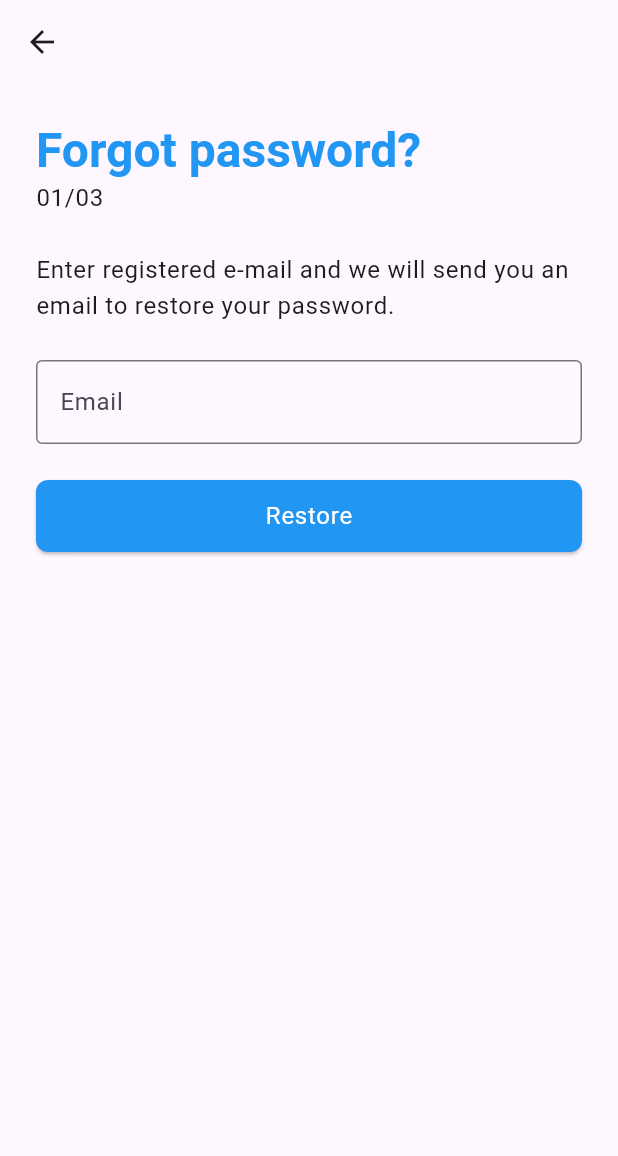
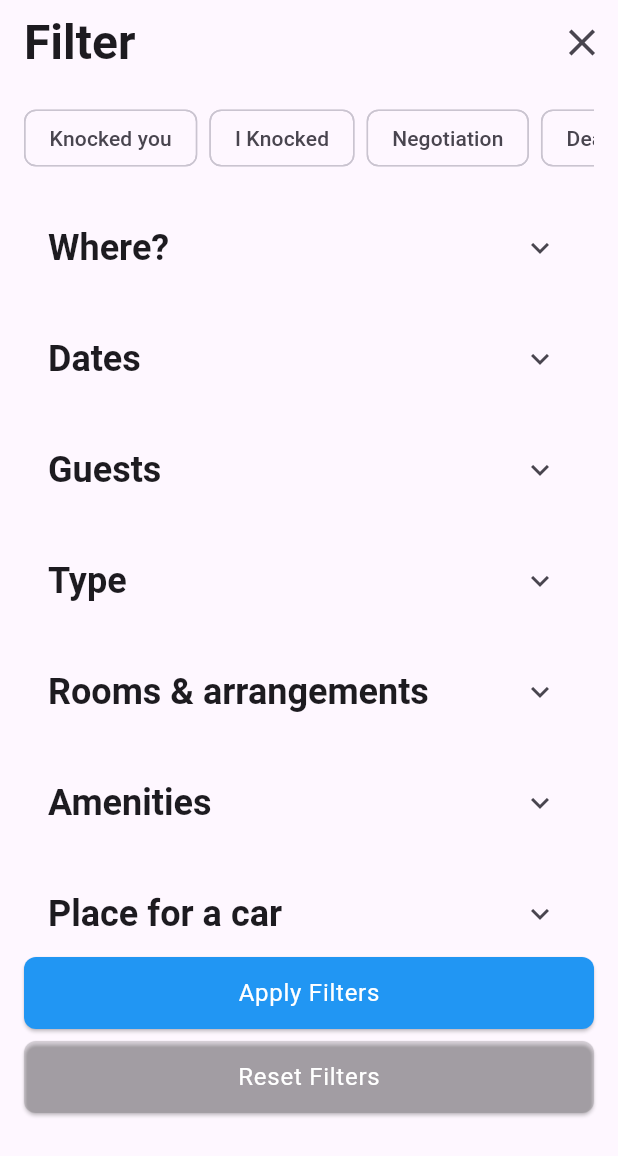
Before and after one commit to BekhruzMakhmudov/figma, a Flutter app: the screen it shows after launch, on a phone screen of 412 x 824 dp. Shown: the top 1156 px of the screen. Run offline on Flutter 3.47's test engine with Material 3 defaults, Android fonts, the phone set to English and light mode, and no system bars; our stand-ins replace table_calendar.

Commit message:
Added new filter_screen and range_number widget

```diff
--- a/lib/main.dart
+++ b/lib/main.dart
@@ -1,4 +1,4 @@
-import 'package:figma/screen/forgot_password/forgot_password_screen.dart';
+import 'package:figma/screen/filter_screen.dart';
 import 'package:flutter/material.dart';
 
 void main() {
@@ -13,7 +13,7 @@ class MyApp extends StatelessWidget {
     return MaterialApp(
       theme: ThemeData.light(),
       darkTheme: ThemeData.dark(),
-      home: ForgotPasswordScreen(),
+      home: FilterScreen(),
     );
   }
 }
--- /dev/null
+++ b/lib/screen/filter_screen.dart
@@ -0,0 +1,288 @@
+import 'package:figma/widget/checkbox.dart';
+import 'package:figma/widget/form_button.dart';
+import 'package:figma/widget/range_number.dart';
+import 'package:flutter/material.dart';
+import 'package:table_calendar/table_calendar.dart';
+
+class FilterScreen extends StatefulWidget {
+  const FilterScreen({super.key});
+
+  @override
+  State<FilterScreen> createState() => _FilterScreenState();
+}
+
+class _FilterScreenState extends State<FilterScreen> {
+  bool isFlexible = false;
+  DateTime focusedDay = DateTime.now();
+  DateTime? selectedDay;
+  bool isVillaSelected = false;
+  bool isApartmentSelected = false;
+
+  final List<String> statusFilters = [
+    'Knocked you',
+    'I Knocked',
+    'Negotiation',
+    'Deal'
+  ];
+  final List<bool> statusSelected = [false, false, false, false];
+
+  final List<String> typeAccommodation = [
+    'Villa',
+    'Apartment',
+    'Mansion',
+    'Manor',
+    'House',
+    'Detached House',
+  ];
+  final List<String> typeAmenity = [
+    'Wi-Fi',
+    'Hi-Fi Sound',
+    'Working space',
+    'Fireplce',
+    'Dishwasher',
+    'Pet Friendly',
+    'Equipped for kids',
+    'Swimming pool',
+    'Garden',
+    'Playstation',
+    'Cleaning included',
+    'Motocycle',
+    'Bicycle',
+    'Satelite',
+    'Home cinema',
+    'Library',
+    'Lounge',
+    'Dryer',
+    'Terrace',
+    'Gym',
+    'Balcony',
+    'Cable TV',
+    'Netflix',
+    'Boat',
+    'Wii',
+    'Car',
+  ];
+  @override
+  Widget build(BuildContext context) {
+    return Scaffold(
+      appBar: AppBar(
+        title: Text(
+          'Filter',
+          style: Theme.of(context)
+              .textTheme
+              .headlineLarge
+              ?.copyWith(fontWeight: FontWeight.bold),
+        ),
+        centerTitle: false,
+        actions: [
+          IconButton(
+            icon: const Icon(Icons.close, size: 30),
+            onPressed: () => Navigator.pop(context),
+          ),
+        ],
+      ),
+      body: SingleChildScrollView(
+        child: Padding(
+          padding: const EdgeInsets.all(16.0),
+          child: Column(
+            crossAxisAlignment: CrossAxisAlignment.start,
+            children: [
+              // Status Filter Chips
+              SizedBox(
+                height: 40,
+                child: ListView.builder(
+                  scrollDirection: Axis.horizontal,
+                  itemCount: statusFilters.length,
+                  itemBuilder: (context, index) {
+                    return Padding(
+                      padding: const EdgeInsets.only(right: 8.0),
+                      child: FilterChip(
+                        selected: statusSelected[index],
+                        label: Text(statusFilters[index]),
+                        onSelected: (bool selected) {
+                          setState(() {
+                            statusSelected[index] = selected;
+                          });
+                        },
+                        selectedColor: Colors.blue.shade100,
+                      ),
+                    );
+                  },
+                ),
+              ),
+
+              // Location Section
+              const SizedBox(height: 24),
+              ExpansionTile(
+                title: Text(
+                  'Where?',
+                  style: Theme.of(context)
+                      .textTheme
+                      .headlineSmall
+                      ?.copyWith(fontWeight: FontWeight.bold),
+                ),
+                children: [
+                  Padding(
+                    padding: const EdgeInsets.all(8.0),
+                    child: TextField(
+                      decoration: InputDecoration(
+                        hintText: 'Berlin',
+                        border: OutlineInputBorder(
+                          borderRadius: BorderRadius.circular(8),
+                        ),
+                      ),
+                    ),
+                  ),
+                ],
+              ),
+
+              // Calendar Section
+              const SizedBox(height: 16),
+              ExpansionTile(
+                title: Text(
+                  'Dates',
+                  style: Theme.of(context)
+                      .textTheme
+                      .headlineSmall
+                      ?.copyWith(fontWeight: FontWeight.bold),
+                ),
+                children: [
+                  TableCalendar(
+                    firstDay: DateTime.utc(2021, 1, 1),
+                    lastDay: DateTime.utc(2025, 12, 31),
+                    focusedDay: focusedDay,
+                    selectedDayPredicate: (day) => isSameDay(selectedDay, day),
+                    onDaySelected: (selectedDay, focusedDay) {
+                      setState(() {
+                        this.selectedDay = selectedDay;
+                        this.focusedDay = focusedDay;
+                      });
+                    },
+                  ),
+                  // Flexible Toggle
+                  CheckBox(text: 'Flexible', isBold: true),
+                ],
+              ),
+
+              // Guests Section
+              const SizedBox(height: 16),
+              ExpansionTile(
+                title: Text(
+                  'Guests',
+                  style: Theme.of(context)
+                      .textTheme
+                      .headlineSmall
+                      ?.copyWith(fontWeight: FontWeight.bold),
+                ),
+                children: [
+                  ListTile(
+                    title: Text(
+                      'Adults',
+                      style: TextStyle(fontWeight: FontWeight.bold),
+                    ),
+                    subtitle: const Text('Older than 13 y.o'),
+                    trailing: RangeNumber(),
+                  ),
+                ],
+              ),
+              // Property Type Section
+              const SizedBox(height: 16),
+              ExpansionTile(
+                title: Text(
+                  'Type',
+                  style: Theme.of(context)
+                      .textTheme
+                      .headlineSmall
+                      ?.copyWith(fontWeight: FontWeight.bold),
+                ),
+                children: [
+                  ...typeAccommodation.map((text) => CheckBox(text: text))
+                ],
+              ),
+              // Rooms Section
+              const SizedBox(height: 16),
+              ExpansionTile(
+                title: Text(
+                  'Rooms & arrangements',
+                  style: Theme.of(context)
+                      .textTheme
+                      .headlineSmall
+                      ?.copyWith(fontWeight: FontWeight.bold),
+                ),
+                children: [
+                  ListTile(
+                    title: const Text(
+                      'Bedrooms',
+                      style: TextStyle(fontWeight: FontWeight.bold),
+                    ),
+                    trailing: RangeNumber(),
+                  ),
+                  ListTile(
+                    title: const Text(
+                      'Beds',
+                      style: TextStyle(fontWeight: FontWeight.bold),
+                    ),
+                    trailing: RangeNumber(),
+                  ),
+                  ListTile(
+                    title: const Text(
+                      'Bathrooms',
+                      style: TextStyle(fontWeight: FontWeight.bold),
+                    ),
+                    trailing: RangeNumber(),
+                  ),
+                ],
+              ),
+              // Amenities Section
+              const SizedBox(height: 16),
+              ExpansionTile(
+                title: Text(
+                  'Amenities',
+                  style: Theme.of(context)
+                      .textTheme
+                      .headlineSmall
+                      ?.copyWith(fontWeight: FontWeight.bold),
+                ),
+                children: [...typeAmenity.map((text) => CheckBox(text: text))],
+              ),
+              // Car Section
+              const SizedBox(height: 16),
+              ExpansionTile(
+                title: Text(
+                  'Place for a car',
+                  style: Theme.of(context)
+                      .textTheme
+                      .headlineSmall
+                      ?.copyWith(fontWeight: FontWeight.bold),
+                ),
+                children: [
+                  ListTile(
+                    title: Text(
+                      'Car place',
+                      style: TextStyle(fontWeight: FontWeight.bold),
+                    ),
+                    trailing: RangeNumber(),
+                  ),
+                  ListTile(
+                    title: Text(
+                      'Charger for electric car',
+                      style: TextStyle(fontWeight: FontWeight.bold),
+                    ),
+                    trailing: RangeNumber(),
+                  ),
+                ],
+              ),
+              FormButton(text: "Apply Filters", onTap: () {}),
+              SizedBox(height: 8),
+              FormButton(
+                text: "Reset Filters",
+                onTap: () {},
+                isMain: false,
+              ),
+            ],
+          ),
+        ),
+      ),
+    );
+  }
+}
--- a/lib/screen/sign_in_screen.dart
+++ b/lib/screen/sign_in_screen.dart
@@ -1,3 +1,4 @@
+import 'package:figma/screen/forgot_password/forgot_password_screen.dart';
 import 'package:figma/screen/sign_up_screen.dart';
 import 'package:figma/widget/social_button.dart';
 import 'package:flutter/material.dart';
@@ -114,7 +115,14 @@ class _SignInScreenState extends State<SignInScreen> {
               Align(
                 alignment: Alignment.centerRight,
                 child: TextButton(
-                  onPressed: () {},
+                  onPressed: () {
+                    Navigator.push(
+                      context,
+                      MaterialPageRoute(
+                        builder: (context) => ForgotPasswordScreen(),
+                      ),
+                    );
+                  },
                   child: Text(
                     'Forgot password?',
                     style: Theme.of(context)
--- /dev/null
+++ b/lib/widget/checkbox.dart
@@ -0,0 +1,30 @@
+import 'package:flutter/material.dart';
+
+class CheckBox extends StatefulWidget {
+  final String text;
+  final bool? isBold;
+  const CheckBox({super.key, required this.text, this.isBold});
+
+  @override
+  State<CheckBox> createState() => _CheckBoxState();
+}
+
+class _CheckBoxState extends State<CheckBox> {
+  bool isChecked = false;
+  @override
+  Widget build(BuildContext context) {
+    return CheckboxListTile(
+      title: Text(
+        widget.text,
+        style: (widget.isBold!=null)? TextStyle(fontWeight: FontWeight.bold):null,
+      ),
+      value: isChecked,
+      controlAffinity: ListTileControlAffinity.leading,
+      onChanged: (bool? value) {
+        setState(() {
+          isChecked = value ?? false;
+        });
+      },
+    );
+  }
+}
--- a/lib/widget/form_button.dart
+++ b/lib/widget/form_button.dart
@@ -3,7 +3,9 @@ import 'package:flutter/material.dart';
 class FormButton extends StatelessWidget {
   final String text;
   final VoidCallback onTap;
-  const FormButton({super.key, required this.text, required this.onTap});
+  final bool? isMain;
+  const FormButton(
+      {super.key, required this.text, required this.onTap, this.isMain});
   @override
   Widget build(BuildContext context) {
     return SizedBox(
@@ -12,7 +14,7 @@ class FormButton extends StatelessWidget {
       child: ElevatedButton(
         onPressed: onTap,
         style: ElevatedButton.styleFrom(
-          backgroundColor: Colors.blue,
+          backgroundColor: (isMain == null) ? Colors.blue : Colors.black12,
           shape: RoundedRectangleBorder(
             borderRadius: BorderRadius.circular(8),
           ),
--- /dev/null
+++ b/lib/widget/range_number.dart
@@ -0,0 +1,52 @@
+import 'package:flutter/material.dart';
+
+class RangeNumber extends StatefulWidget {
+  const RangeNumber({super.key});
+
+  @override
+  State<RangeNumber> createState() => _RangeNumberState();
+}
+
+class _RangeNumberState extends State<RangeNumber> {
+  int value=2;
+  @override
+  Widget build(BuildContext context) {
+    return Row(
+      mainAxisSize: MainAxisSize.min,
+      children: [
+        Container(
+          margin: const EdgeInsets.all(8),
+          decoration: BoxDecoration(
+            color: Colors.black12,
+            borderRadius: BorderRadius.circular(8),
+          ),
+          child: IconButton(
+            icon: const Icon(Icons.remove),
+            onPressed: () {
+              if (value > 1) {
+                setState(() => value--);
+              }
+            },
+          ),
+        ),
+        Text(
+          '$value',
+          style: Theme.of(context).textTheme.bodyLarge,
+        ),
+        Container(
+          margin: const EdgeInsets.all(8),
+          decoration: BoxDecoration(
+            color: Colors.black12,
+            borderRadius: BorderRadius.circular(8),
+          ),
+          child: IconButton(
+            icon: const Icon(Icons.add),
+            onPressed: () {
+              setState(() => value++);
+            },
+          ),
+        ),
+      ],
+    );
+  }
+}
--- a/pubspec.yaml
+++ b/pubspec.yaml
@@ -35,6 +35,7 @@ dependencies:
   # The following adds the Cupertino Icons font to your application.
   # Use with the CupertinoIcons class for iOS style icons.
   cupertino_icons: ^1.0.8
+  table_calendar: ^3.1.3
 
 dev_dependencies:
   flutter_test:
```
Also changed, not shown: pubspec.lock.
